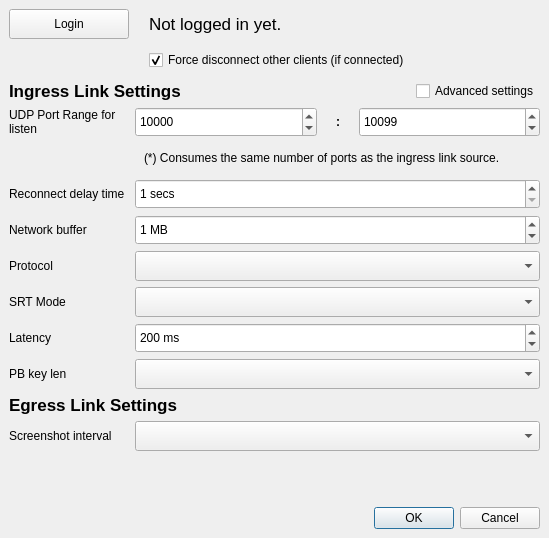
This is src/UI/settings-dialog.ui in OPENSPHERE-Inc/src-link as Qt 5 draws it before an edit. The edited form follows.
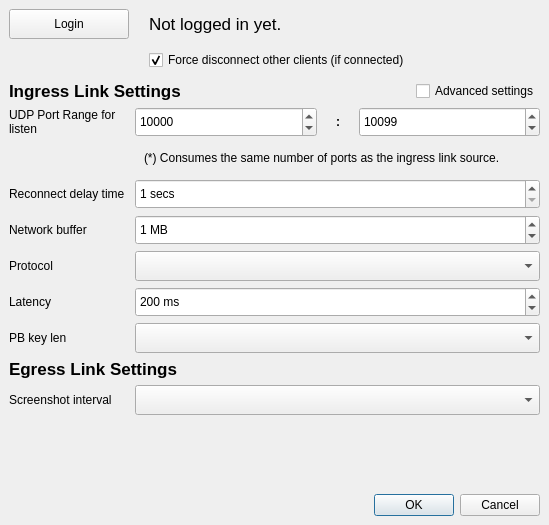
This is the edited form.

The edit to the form file:
```diff
--- a/src/UI/settings-dialog.ui
+++ b/src/UI/settings-dialog.ui
@@ -7,7 +7,7 @@
     <x>0</x>
     <y>0</y>
     <width>549</width>
-    <height>538</height>
+    <height>525</height>
    </rect>
   </property>
   <property name="sizePolicy">
@@ -488,56 +488,6 @@
      </layout>
     </widget>
    </item>
-   <item>
-    <widget class="QWidget" name="srtModeWidget" native="true">
-     <layout class="QHBoxLayout" name="horizontalLayout_2">
-      <property name="leftMargin">
-       <number>0</number>
-      </property>
-      <property name="topMargin">
-       <number>0</number>
-      </property>
-      <property name="rightMargin">
-       <number>0</number>
-      </property>
-      <property name="bottomMargin">
-       <number>0</number>
-      </property>
-      <item>
-       <widget class="QLabel" name="srtModeLabel">
-        <property name="sizePolicy">
-         <sizepolicy hsizetype="Fixed" vsizetype="Preferred">
-          <horstretch>0</horstretch>
-          <verstretch>0</verstretch>
-         </sizepolicy>
-        </property>
-        <property name="minimumSize">
-         <size>
-          <width>120</width>
-          <height>0</height>
-         </size>
-        </property>
-        <property name="text">
-         <string>SRT Mode</string>
-        </property>
-        <property name="wordWrap">
-         <bool>true</bool>
-        </property>
-       </widget>
-      </item>
-      <item>
-       <widget class="QComboBox" name="srtModeComboBox">
-        <property name="minimumSize">
-         <size>
-          <width>0</width>
-          <height>30</height>
-         </size>
-        </property>
-       </widget>
-      </item>
-     </layout>
-    </widget>
-   </item>
    <item>
     <widget class="QWidget" name="latencyWidget" native="true">
      <layout class="QHBoxLayout" name="horizontalLayout_3">
```
